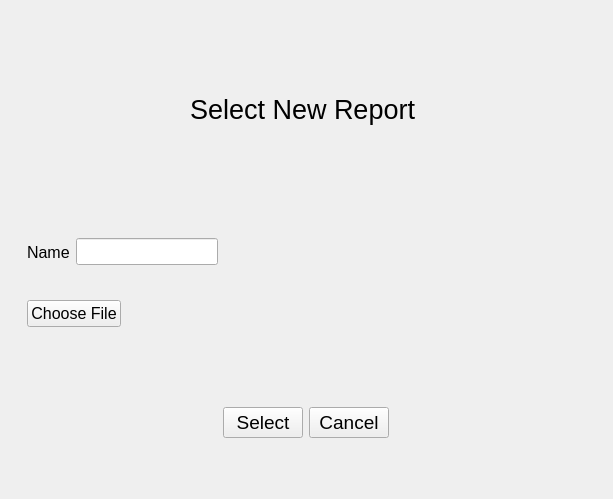
The window that GUI/ui_files/selectReport.ui (Ericaan/studio5_webscraping_app) describes before a commit, drawn with Qt 5.
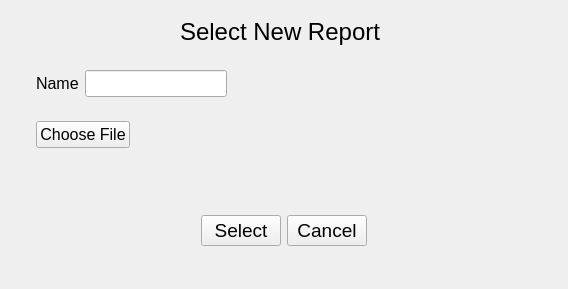
The same window after the commit.

Patch:
```diff
--- a/GUI/ui_files/selectReport.ui
+++ b/GUI/ui_files/selectReport.ui
@@ -6,8 +6,8 @@
    <rect>
     <x>0</x>
     <y>0</y>
-    <width>613</width>
-    <height>499</height>
+    <width>568</width>
+    <height>289</height>
    </rect>
   </property>
   <property name="windowTitle">
@@ -15,30 +15,6 @@
   </property>
   <widget class="QWidget" name="centralwidget">
    <layout class="QVBoxLayout" name="verticalLayout">
-    <item alignment="Qt::AlignVCenter">
-     <widget class="QWidget" name="widget" native="true">
-      <property name="minimumSize">
-       <size>
-        <width>0</width>
-        <height>200</height>
-       </size>
-      </property>
-      <property name="font">
-       <font>
-        <pointsize>20</pointsize>
-       </font>
-      </property>
-      <layout class="QVBoxLayout" name="verticalLayout_2">
-       <item alignment="Qt::AlignHCenter">
-        <widget class="QLabel" name="label">
-         <property name="text">
-          <string>Select New Report </string>
-         </property>
-        </widget>
-       </item>
-      </layout>
-     </widget>
-    </item>
     <item>
      <widget class="QWidget" name="widget_2" native="true">
       <property name="sizePolicy">
@@ -53,6 +29,21 @@
        </font>
       </property>
       <layout class="QVBoxLayout" name="verticalLayout_3">
+       <item alignment="Qt::AlignHCenter">
+        <widget class="QLabel" name="label">
+         <property name="font">
+          <font>
+           <pointsize>18</pointsize>
+          </font>
+         </property>
+         <property name="text">
+          <string>Select New Report </string>
+         </property>
+        </widget>
+       </item>
+       <item alignment="Qt::AlignVCenter">
+        <widget class="QWidget" name="widget" native="true">
+         <layout class="QVBoxLayout" name="verticalLayout_2">
        <item alignment="Qt::AlignLeft">
         <widget class="QWidget" name="widget_4" native="true">
          <layout class="QHBoxLayout" name="horizontalLayout">
@@ -84,6 +75,9 @@
             <property name="text">
              <string/>
             </property>
+              </widget>
+             </item>
+            </layout>
            </widget>
           </item>
          </layout>
```
Lines whose indentation alone changed are shown as unchanged.
